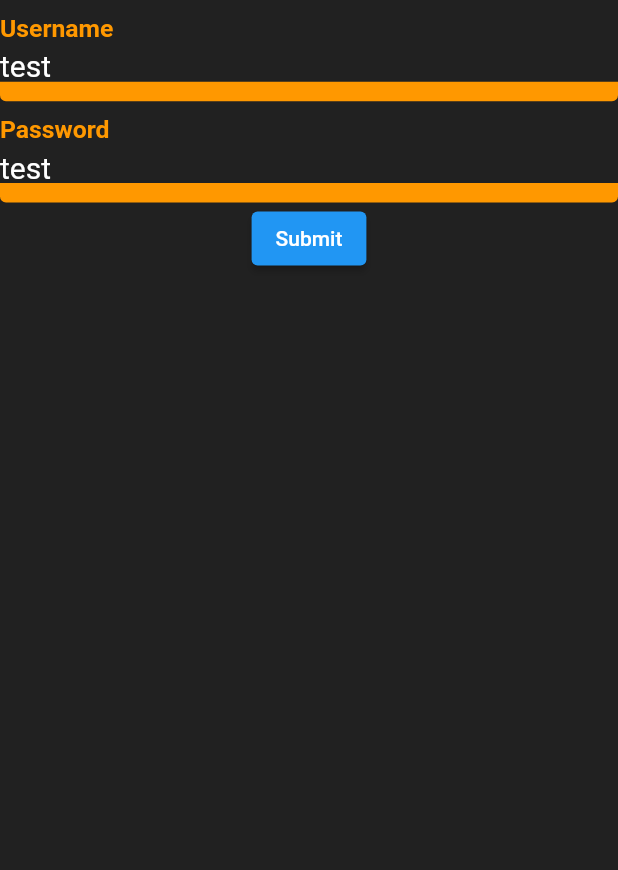
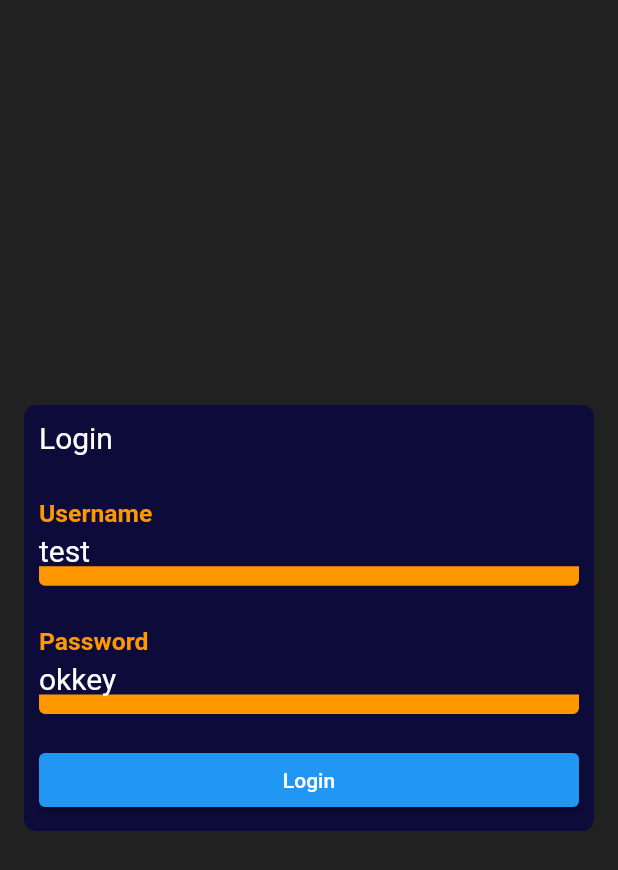
Before and after one commit to rayandu924/SimpLife, a Flutter app: the screen it shows after launch, on a phone screen of 412 x 824 dp. Shown: the top 870 px of the screen. Run offline on Flutter 3.47's test engine with Material 2 defaults, Android fonts, the phone set to English and light mode, and no system bars; drawn by our look-alikes of flutter_form_builder; our stand-ins replace carousel_slider, fl_chart, percent_indicator.

Commit message:
implement Myform in the new version of the project

```diff
--- a/lib/global.dart
+++ b/lib/global.dart
@@ -52,8 +52,9 @@ export 'views/screens/SignUpPageScreen.dart';
 export 'views/screens/HomePageScreen.dart';
 
 export 'presentation/widgets/Components/CustomCheckbox.dart';
-export 'presentation/widgets/Components/CustomForm.dart';
+export 'presentation/widgets/Components/MyForm.dart';
 export 'presentation/widgets/Components/CustomTextField.dart';
 export 'presentation/widgets/Components/CustomTile.dart';
 export 'presentation/widgets/Components/CustomTileLayout.dart';
+export 'presentation/widgets/Components/MyFormContainer.dart';
 export 'presentation/widgets/LoginForm.dart';
--- a/lib/librairies.dart
+++ b/lib/librairies.dart
@@ -12,11 +12,14 @@ export 'package:flutter_form_builder/flutter_form_builder.dart';
 //pages
 export 'presentation/pages/LoginPage.dart';
 //widgets
-export 'presentation/widgets/Components/CustomForm.dart';
 export 'presentation/widgets/Components/CustomCheckbox.dart';
+export 'presentation/widgets/Components/MyForm.dart';
 export 'presentation/widgets/Components/CustomTextField.dart';
 export 'presentation/widgets/Components/CustomTile.dart';
 export 'presentation/widgets/Components/CustomTileLayout.dart';
+export 'presentation/widgets/Components/MyFormContainer.dart';
+export 'presentation/widgets/LoginForm.dart';
+
 //themes
 export 'presentation/styles/MyColors.dart';
 export 'presentation/styles/MyTextStyles.dart';
--- a/lib/presentation/pages/LoginPage.dart
+++ b/lib/presentation/pages/LoginPage.dart
@@ -13,7 +13,9 @@ class LoginPage extends StatelessWidget {
   @override
   Widget build(BuildContext context) {
     return Scaffold(
-      body: LoginForm(_submitAuthForm),
+      body: Center(
+        child: LoginForm(_submitAuthForm),
+      ),
     );
   }
 }
--- /dev/null
+++ b/lib/presentation/widgets/Components/MyForm.dart
@@ -0,0 +1,60 @@
+import 'package:simplife/librairies.dart';
+
+class FieldModel {
+  final String type;
+  final String name;
+  final String title;
+  final ValueChanged<dynamic> onChanged;
+  final dynamic initialValue;
+  final dynamic fieldModel;
+
+  FieldModel({
+    required this.type,
+    required this.name,
+    required this.title,
+    required this.onChanged,
+    required this.initialValue,
+    required this.fieldModel,
+  });
+}
+
+class MyForm extends StatelessWidget {
+  final List<FieldModel> fields;
+  final double verticalSpacing; // ajout d'un attribut pour l'espacement
+
+  const MyForm({
+    required this.fields,
+    this.verticalSpacing = 10.0, // valeur par défaut à 10.0
+  });
+
+  @override
+  Widget build(BuildContext context) {
+    return FormBuilder(
+      child: Column(
+        mainAxisSize: MainAxisSize.min,
+        children: fields
+            .expand((field) => [
+                  _buildField(field),
+                  Padding(padding: EdgeInsets.only(top: verticalSpacing))
+                ])
+            .toList()
+          ..removeLast(),
+      ),
+    );
+  }
+
+  Widget _buildField(FieldModel field) {
+    switch (field.type) {
+      case 'Checkbox':
+        return CustomCheckbox(
+          field: field,
+        );
+      case 'TextField':
+        return CustomTextField(
+          field: field,
+        );
+      default:
+        return SizedBox.shrink();
+    }
+  }
+}
--- a/lib/presentation/widgets/Components/MyFormContainer.dart
+++ b/lib/presentation/widgets/Components/MyFormContainer.dart
@@ -15,12 +15,12 @@ class MyFormContainer extends StatelessWidget {
 
   @override
   Widget build(BuildContext context) {
-    return  CustomTileLayout(
+    return CustomTileLayout(
       tile: const CustomTile (
         backgroundColor: Color.fromARGB(255, 13, 11, 58),
         wrapChild: true,
       ),
-      topRight: Text(title),
+      topRight: Text(title, style: TextStyle(fontSize: 20)),
       center: form,
       bottomCenter: ElevatedButton(
         onPressed: () {buttonCallback();},
--- a/lib/presentation/widgets/LoginForm.dart
+++ b/lib/presentation/widgets/LoginForm.dart
@@ -1,4 +1,4 @@
-import 'package:simplife/librairies.dart';
+import 'package:simplife/global.dart';
 
 class LoginForm extends StatefulWidget {
   final Function(String, String) onSubmit;
@@ -14,6 +14,7 @@ class _LoginFormState extends State<LoginForm> {
   final ValueNotifier<String> username = ValueNotifier<String>('');
   final ValueNotifier<String> password = ValueNotifier<String>('');
   List<FieldModel> loginFormFieldModel = [];
+
   @override
   void initState() {
     super.initState();
@@ -37,7 +38,7 @@ class _LoginFormState extends State<LoginForm> {
           validator: ValidatorPassword,
           variable: password,
         ),
-            initialValue: 'test',
+        initialValue: 'okkey',
         onChanged: onChangedTextFormField,
       ),
     ];
@@ -45,26 +46,14 @@ class _LoginFormState extends State<LoginForm> {
 
   @override
   Widget build(BuildContext context) {
-  return Form(
-    key: _formKey,
-    child: Column(
-      children: [
-        ...[for (var field in loginFormFieldModel)
-          CustomTextField(
-            field: field,
+    return MyFormContainer(
+      form: MyForm(
+        fields: loginFormFieldModel,
+        verticalSpacing: 18.0,
       ),
-        ],
-        ElevatedButton(
-          onPressed: () {
-            if (_formKey.currentState!.validate()) {
-              widget.onSubmit(username.value, password.value);
-            }
-          },
-          child: Text('Submit'),
-        ),
-      ],
-    ),
+      title: 'Login',
+      buttonTitle: 'Login',
+      buttonCallback: () {},
     );
   }
-
 }
```
Also changed, not shown: lib/presentation/widgets/Components/CustomForm.dart (deleted, +0 -80 lines). Lines whose indentation alone changed are shown as unchanged.
